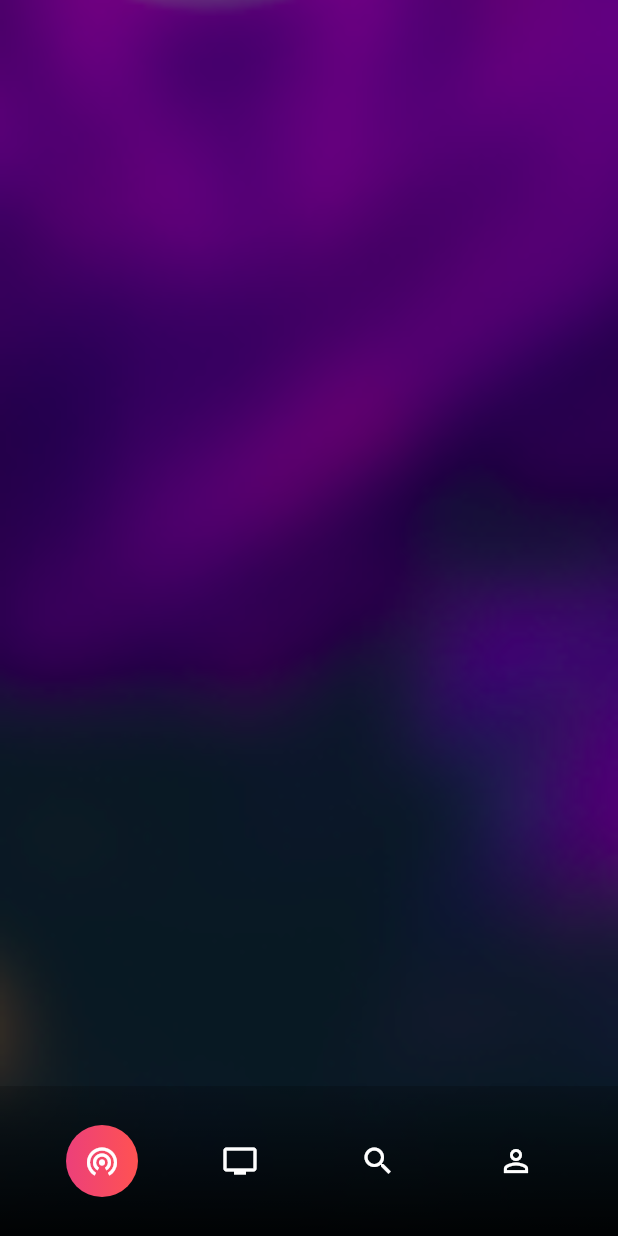
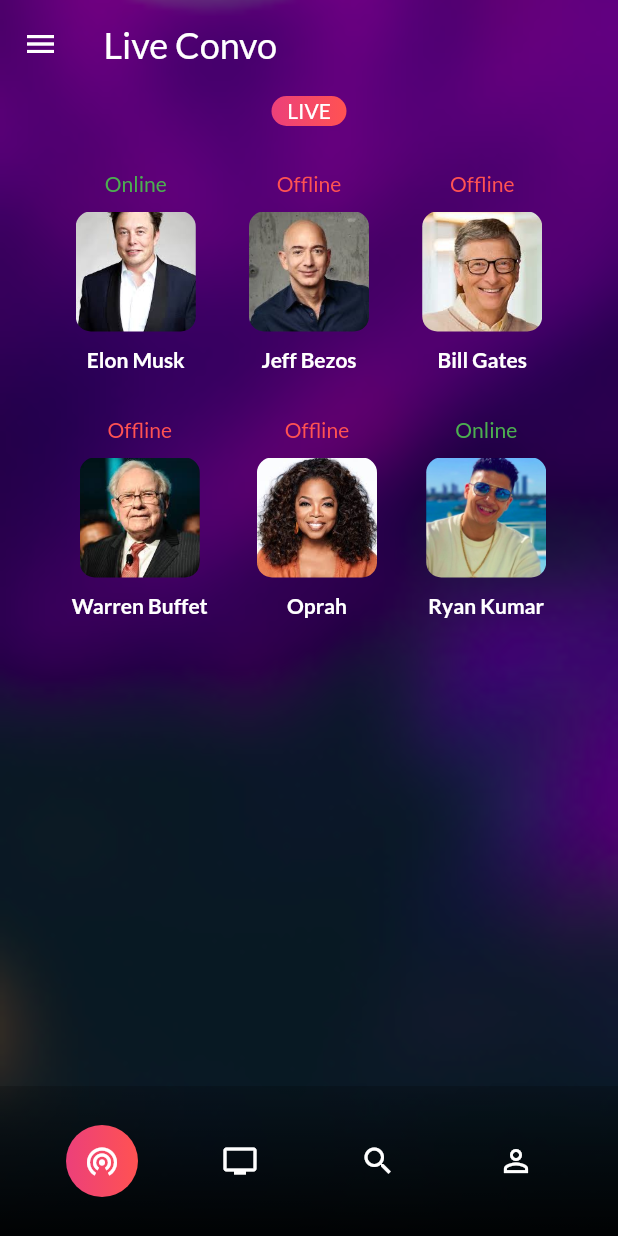
Before and after one commit to Gauravkatva/convoz, a Flutter app: the LiveConvo screen opened directly, on a phone screen of 412 x 824 dp. Run offline on Flutter 3.47's test engine with Material 2 defaults, Android fonts, the phone set to English and light mode, and no system bars; drawn by our look-alikes of bouncing_widget; our stand-ins replace google_fonts.

Commit message:
ui part has been done

```diff
--- /dev/null
+++ b/lib/components/live_person.dart
@@ -0,0 +1,57 @@
+import 'package:bouncing_widget/bouncing_widget.dart';
+import 'package:flutter/material.dart';
+import 'package:google_fonts/google_fonts.dart';
+
+class LivePerson extends StatelessWidget {
+  String imagePath;
+  bool isLive;
+  String name;
+  LivePerson({this.imagePath, this.isLive, this.name});
+  @override
+  Widget build(BuildContext context) {
+    return Container(
+      child: Column(
+        children: [
+          Text(
+            isLive ? "Online" : "Offline",
+            style: GoogleFonts.lato(
+              textStyle: TextStyle(
+                color: isLive ? Colors.green : Colors.redAccent,
+              ),
+            ),
+          ),
+          SizedBox(
+            height: 10,
+          ),
+          BouncingWidget(
+            onPressed: () {},
+            scaleFactor: 2,
+            child: Container(
+              height: 80,
+              width: 80,
+              decoration: BoxDecoration(
+                borderRadius: BorderRadius.circular(10),
+                image: DecorationImage(
+                  image: AssetImage(imagePath),
+                  fit: BoxFit.cover,
+                ),
+              ),
+            ),
+          ),
+          SizedBox(
+            height: 10,
+          ),
+          Text(
+            name,
+            style: GoogleFonts.lato(
+              textStyle: TextStyle(
+                color: Colors.white,
+                fontWeight: FontWeight.bold,
+              ),
+            ),
+          ),
+        ],
+      ),
+    );
+  }
+}
--- a/lib/screens/live_convo.dart
+++ b/lib/screens/live_convo.dart
@@ -1,5 +1,7 @@
 import 'package:bouncing_widget/bouncing_widget.dart';
+import 'package:convoz/components/live_person.dart';
 import 'package:flutter/material.dart';
+import 'package:google_fonts/google_fonts.dart';
 
 class LiveConvo extends StatefulWidget {
   @override
@@ -30,7 +32,107 @@ class _LiveConvoState extends State<LiveConvo> {
               child: SafeArea(
                 child: SingleChildScrollView(
                   physics: BouncingScrollPhysics(),
-                  child: Column(),
+                  child: Column(
+                    children: [
+                      Row(
+                        mainAxisAlignment: MainAxisAlignment.spaceBetween,
+                        children: [
+                          Row(
+                            children: [
+                              Icon(
+                                Icons.menu,
+                                color: Colors.white,
+                              ),
+                              SizedBox(
+                                width: 30,
+                              ),
+                              Text(
+                                "Live Convo",
+                                style: GoogleFonts.lato(
+                                  textStyle: TextStyle(
+                                    color: Colors.white,
+                                    fontSize: 24,
+                                  ),
+                                ),
+                              ),
+                            ],
+                          ),
+                        ],
+                      ),
+                      SizedBox(
+                        height: 20,
+                      ),
+                      Container(
+                        height: 20,
+                        width: 50,
+                        decoration: BoxDecoration(
+                          borderRadius: BorderRadius.circular(10),
+                          gradient: LinearGradient(
+                            colors: [
+                              Colors.pink[400],
+                              Colors.redAccent[200],
+                            ],
+                          ),
+                        ),
+                        child: Center(
+                          child: Text(
+                            "LIVE",
+                            style: GoogleFonts.lato(
+                              textStyle: TextStyle(
+                                color: Colors.white,
+                              ),
+                            ),
+                          ),
+                        ),
+                      ),
+                      SizedBox(
+                        height: 30,
+                      ),
+                      Row(
+                        mainAxisAlignment: MainAxisAlignment.spaceEvenly,
+                        children: [
+                          LivePerson(
+                            imagePath: "assets/elon.png",
+                            name: "Elon Musk",
+                            isLive: true,
+                          ),
+                          LivePerson(
+                            imagePath: "assets/jeff.png",
+                            name: "Jeff Bezos",
+                            isLive: false,
+                          ),
+                          LivePerson(
+                            imagePath: "assets/bill.jpeg",
+                            name: "Bill Gates",
+                            isLive: false,
+                          ),
+                        ],
+                      ),
+                      SizedBox(
+                        height: 30,
+                      ),
+                      Row(
+                        mainAxisAlignment: MainAxisAlignment.spaceEvenly,
+                        children: [
+                          LivePerson(
+                            imagePath: "assets/warren.png",
+                            name: "Warren Buffet",
+                            isLive: false,
+                          ),
+                          LivePerson(
+                            imagePath: "assets/oprah.png",
+                            name: "Oprah",
+                            isLive: false,
+                          ),
+                          LivePerson(
+                            imagePath: "assets/ryan.png",
+                            name: "Ryan Kumar",
+                            isLive: true,
+                          ),
+                        ],
+                      ),
+                    ],
+                  ),
                 ),
               ),
             ),
```
Also changed, not shown: assets/ryan.png (added).
